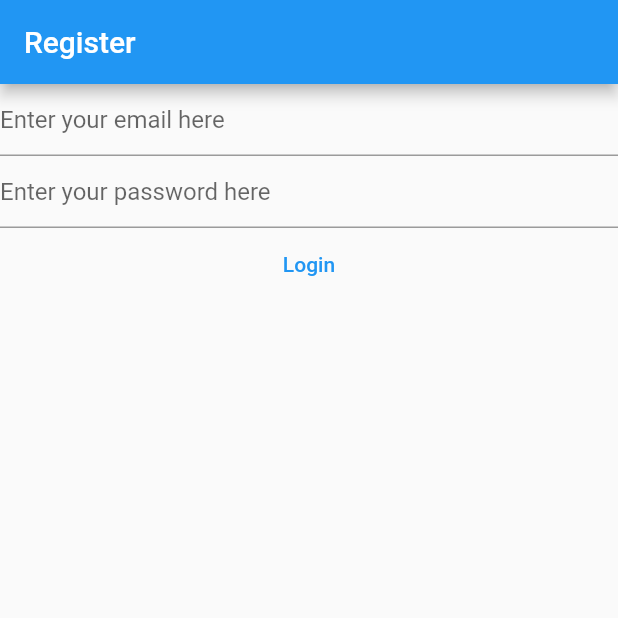
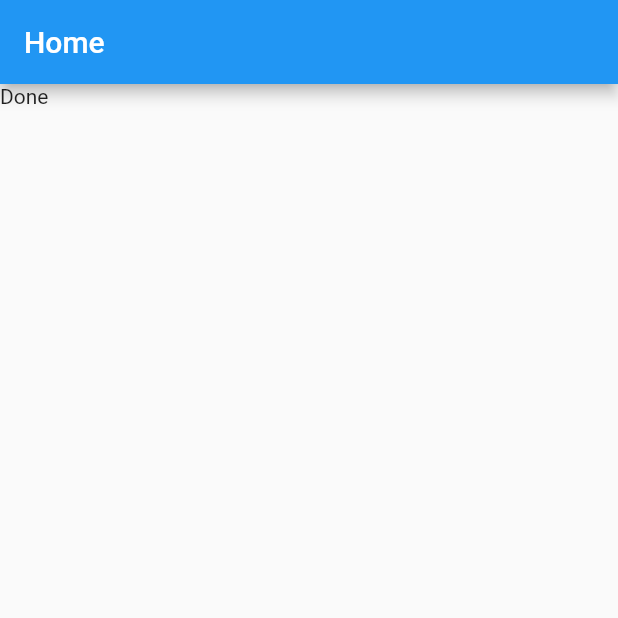
Before and after one commit to AlanContrerasM/notekeeper, a Flutter app: the screen it shows after launch, on a phone screen of 412 x 824 dp, the top half of it. Run offline on Flutter 3.47's test engine with Material 2 defaults, Android fonts, the phone set to English and light mode, and no system bars; our stand-ins replace firebase_auth, firebase_core; accounts and stored records are empty.

Commit message:
Add HomePage on main

```diff
--- a/lib/main.dart
+++ b/lib/main.dart
@@ -1,5 +1,9 @@
+import 'package:firebase_auth/firebase_auth.dart';
+import 'package:firebase_core/firebase_core.dart';
 import 'package:flutter/material.dart';
 import 'package:notekeeper/views/login_view.dart';
+
+import 'firebase_options.dart';
 //On main we can out of the gate include the MaterialApp information
 void main() {
   WidgetsFlutterBinding.ensureInitialized();
@@ -8,6 +12,39 @@ void main() {
       theme: ThemeData(
         primarySwatch: Colors.blue,
       ),
-      home: const LoginView(),
+      home: const HomePage(),
     ));
 }
+
+class HomePage extends StatelessWidget {
+  const HomePage({ Key? key }) : super(key: key);
+
+  @override
+  Widget build(BuildContext context) {
+    return Scaffold(
+      appBar: AppBar(
+        title: const Text("Home")
+        ),
+        body: FutureBuilder(
+          future: Firebase.initializeApp(
+            options: DefaultFirebaseOptions.currentPlatform,
+          ),
+          builder: (context, snapshot) {
+            switch(snapshot.connectionState){
+              case ConnectionState.done:
+                final user = FirebaseAuth.instance.currentUser;
+                if(user?.emailVerified ?? false){
+                  print("You are a verified user");
+                }else{
+                  print("You need to verify your email first");
+                }
+                return const Text('Done');
+              default:
+                return const Text("Loading");
+            }
+          },
+
+        ),
+    );
+  }
+}
```
